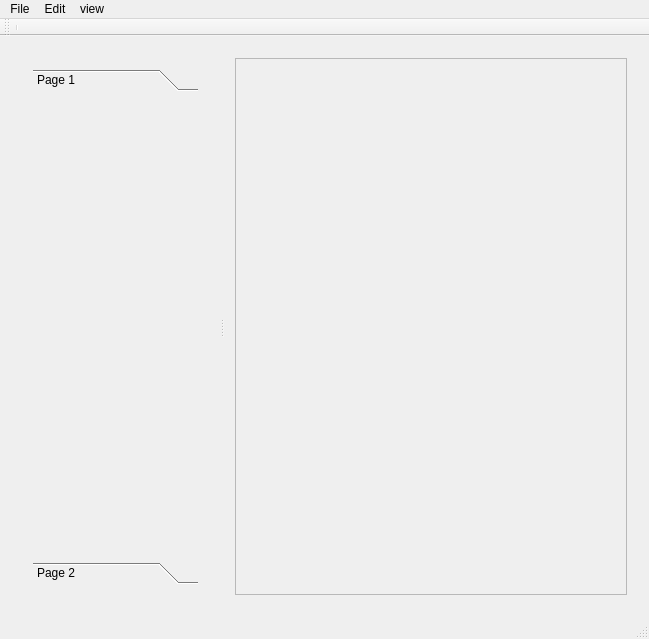
sld666666/HtmlWriter, file HtmlWriter/htmlwriter.ui: the form before one commit.
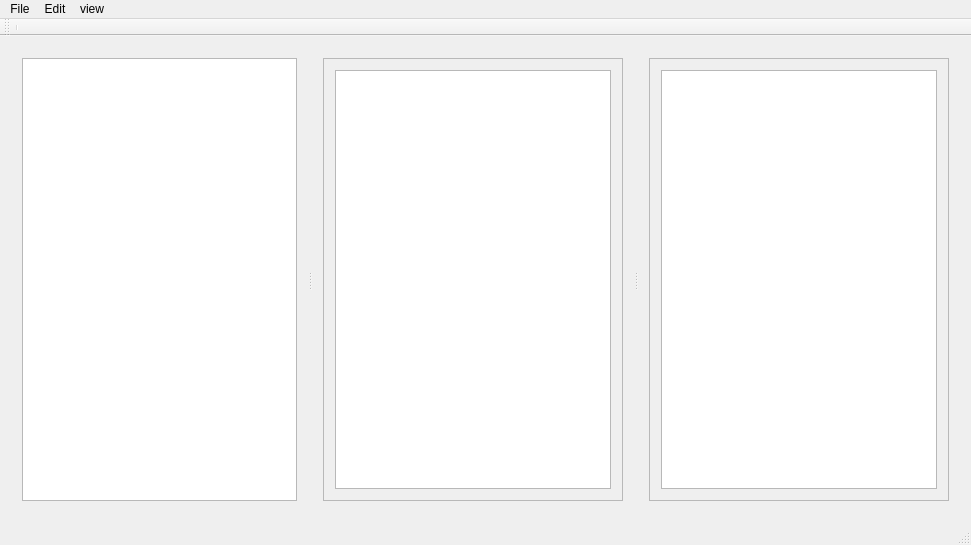
The form after the commit.

Diff of the .ui file:
```diff
--- a/HtmlWriter/htmlwriter.ui
+++ b/HtmlWriter/htmlwriter.ui
@@ -6,8 +6,8 @@
    <rect>
     <x>0</x>
     <y>0</y>
-    <width>649</width>
-    <height>639</height>
+    <width>971</width>
+    <height>545</height>
    </rect>
   </property>
   <property name="windowTitle">
@@ -20,71 +20,47 @@
       <property name="orientation">
        <enum>Qt::Horizontal</enum>
       </property>
-      <widget class="QWidget" name="horizontalLayoutWidget">
-       <layout class="QHBoxLayout" name="horizontalLayout_2">
-        <item>
-         <widget class="QWidget" name="widget" native="true">
-          <layout class="QGridLayout" name="gridLayout_2">
-           <item row="0" column="0">
-            <widget class="QToolBox" name="toolBox">
-             <property name="currentIndex">
-              <number>0</number>
-             </property>
-             <widget class="QWidget" name="page">
-              <property name="geometry">
-               <rect>
-                <x>0</x>
-                <y>0</y>
-                <width>294</width>
-                <height>500</height>
-               </rect>
-              </property>
-              <attribute name="label">
-               <string>Page 1</string>
-              </attribute>
-             </widget>
-             <widget class="QWidget" name="page_2">
-              <property name="geometry">
-               <rect>
-                <x>0</x>
-                <y>0</y>
-                <width>294</width>
-                <height>500</height>
-               </rect>
-              </property>
-              <attribute name="label">
-               <string>Page 2</string>
-              </attribute>
-             </widget>
-            </widget>
-           </item>
-          </layout>
-         </widget>
+      <widget class="QWidget" name="widget" native="true">
+       <layout class="QGridLayout" name="gridLayout_2">
+        <item row="0" column="1">
+         <widget class="QTreeView" name="treeViewFileInfo"/>
         </item>
        </layout>
       </widget>
-      <widget class="QWidget" name="horizontalLayoutWidget_2">
-       <layout class="QHBoxLayout" name="horizontalLayout_3">
-        <item>
+      <widget class="QWidget" name="widget_2" native="true">
+       <layout class="QGridLayout" name="gridLayout_3">
+        <item row="0" column="0">
          <widget class="QFrame" name="frame">
-          <property name="sizePolicy">
-           <sizepolicy hsizetype="Expanding" vsizetype="Expanding">
-            <horstretch>0</horstretch>
-            <verstretch>0</verstretch>
-           </sizepolicy>
+          <property name="frameShape">
+           <enum>QFrame::StyledPanel</enum>
           </property>
-          <property name="minimumSize">
-           <size>
-            <width>200</width>
-            <height>0</height>
-           </size>
+          <property name="frameShadow">
+           <enum>QFrame::Raised</enum>
           </property>
+          <layout class="QGridLayout" name="gridLayout_6">
+           <item row="0" column="0">
+            <widget class="QTextEdit" name="textEditText_"/>
+           </item>
+          </layout>
+         </widget>
+        </item>
+       </layout>
+      </widget>
+      <widget class="QWidget" name="widget_3" native="true">
+       <layout class="QGridLayout" name="gridLayout_4">
+        <item row="0" column="0">
+         <widget class="QFrame" name="frame_2">
           <property name="frameShape">
            <enum>QFrame::StyledPanel</enum>
           </property>
           <property name="frameShadow">
            <enum>QFrame::Raised</enum>
           </property>
+          <layout class="QGridLayout" name="gridLayout_7">
+           <item row="0" column="0">
+            <widget class="QTextEdit" name="textEditHtml_"/>
+           </item>
+          </layout>
          </widget>
         </item>
        </layout>
@@ -98,7 +74,7 @@
     <rect>
      <x>0</x>
      <y>0</y>
-     <width>649</width>
+     <width>971</width>
      <height>17</height>
     </rect>
    </property>
```
